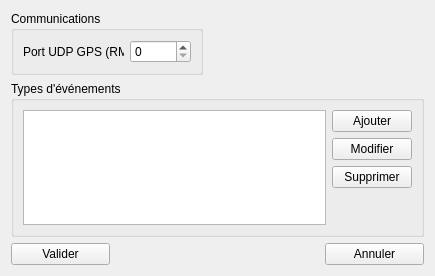
The window that fenpreferences.ui (MaximeGeay/LogBook) describes before a commit, drawn with Qt 5.
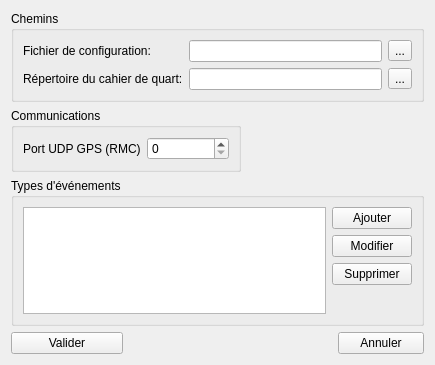
The same window after the commit.

Commit message: LogBook 0.2 Commit Temporaire avant mission Ecriture XML OK DataToXML et XMLToData à écrire Vue Logbook à écrire

Diff of the .ui file:
```diff
--- a/fenpreferences.ui
+++ b/fenpreferences.ui
@@ -7,18 +7,24 @@
     <x>0</x>
     <y>0</y>
     <width>435</width>
-    <height>276</height>
+    <height>365</height>
    </rect>
   </property>
   <property name="windowTitle">
    <string>Préférences</string>
   </property>
   <layout class="QGridLayout" name="gridLayout_3">
-   <item row="0" column="0" colspan="2">
+   <item row="1" column="0" colspan="2">
     <widget class="QGroupBox" name="groupBox">
+     <property name="minimumSize">
+      <size>
+       <width>230</width>
+       <height>0</height>
+      </size>
+     </property>
      <property name="maximumSize">
       <size>
-       <width>192</width>
+       <width>300</width>
        <height>16777215</height>
       </size>
      </property>
@@ -43,20 +49,7 @@
      </layout>
     </widget>
    </item>
-   <item row="0" column="2" colspan="2">
-    <spacer name="horizontalSpacer_2">
-     <property name="orientation">
-      <enum>Qt::Horizontal</enum>
-     </property>
-     <property name="sizeHint" stdset="0">
-      <size>
-       <width>202</width>
-       <height>18</height>
-      </size>
-     </property>
-    </spacer>
-   </item>
-   <item row="1" column="0" colspan="4">
+   <item row="2" column="0" colspan="4">
     <widget class="QGroupBox" name="groupBox_2">
      <property name="title">
       <string>Types d'événements</string>
@@ -115,14 +108,34 @@
      </layout>
     </widget>
    </item>
-   <item row="2" column="0">
+   <item row="3" column="3">
+    <widget class="QPushButton" name="btn_Annuler">
+     <property name="text">
+      <string>Annuler</string>
+     </property>
+    </widget>
+   </item>
+   <item row="1" column="2" colspan="2">
+    <spacer name="horizontalSpacer_2">
+     <property name="orientation">
+      <enum>Qt::Horizontal</enum>
+     </property>
+     <property name="sizeHint" stdset="0">
+      <size>
+       <width>202</width>
+       <height>18</height>
+      </size>
+     </property>
+    </spacer>
+   </item>
+   <item row="3" column="0">
     <widget class="QPushButton" name="btn_Valider">
      <property name="text">
       <string>Valider</string>
      </property>
     </widget>
    </item>
-   <item row="2" column="1" colspan="2">
+   <item row="3" column="1" colspan="2">
     <spacer name="horizontalSpacer">
      <property name="orientation">
       <enum>Qt::Horizontal</enum>
@@ -135,11 +148,47 @@
      </property>
     </spacer>
    </item>
-   <item row="2" column="3">
-    <widget class="QPushButton" name="btn_Annuler">
-     <property name="text">
-      <string>Annuler</string>
+   <item row="0" column="0" colspan="4">
+    <widget class="QGroupBox" name="groupBox_3">
+     <property name="title">
+      <string>Chemins</string>
      </property>
+     <layout class="QGridLayout" name="gridLayout_4">
+      <item row="0" column="1">
+       <widget class="QLineEdit" name="le_ConfigXML"/>
+      </item>
+      <item row="0" column="0">
+       <widget class="QLabel" name="label_2">
+        <property name="text">
+         <string>Fichier de configuration:</string>
+        </property>
+       </widget>
+      </item>
+      <item row="0" column="2">
+       <widget class="QToolButton" name="btn_SelConfigFile">
+        <property name="text">
+         <string>...</string>
+        </property>
+       </widget>
+      </item>
+      <item row="1" column="0">
+       <widget class="QLabel" name="label_3">
+        <property name="text">
+         <string>Répertoire du cahier de quart:</string>
+        </property>
+       </widget>
+      </item>
+      <item row="1" column="1">
+       <widget class="QLineEdit" name="le_LogbookDir"/>
+      </item>
+      <item row="1" column="2">
+       <widget class="QToolButton" name="btn_SelLogbookDir">
+        <property name="text">
+         <string>...</string>
+        </property>
+       </widget>
+      </item>
+     </layout>
     </widget>
    </item>
   </layout>
```
The commit also changes 18 other files.
